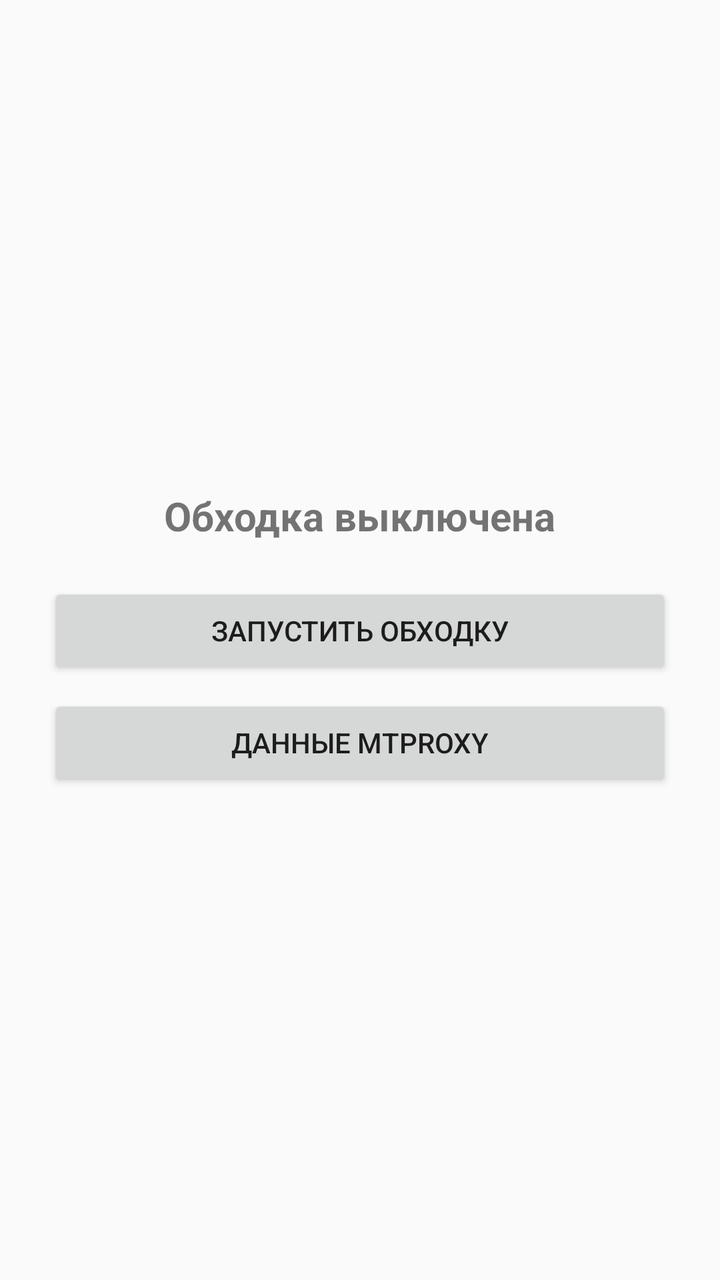
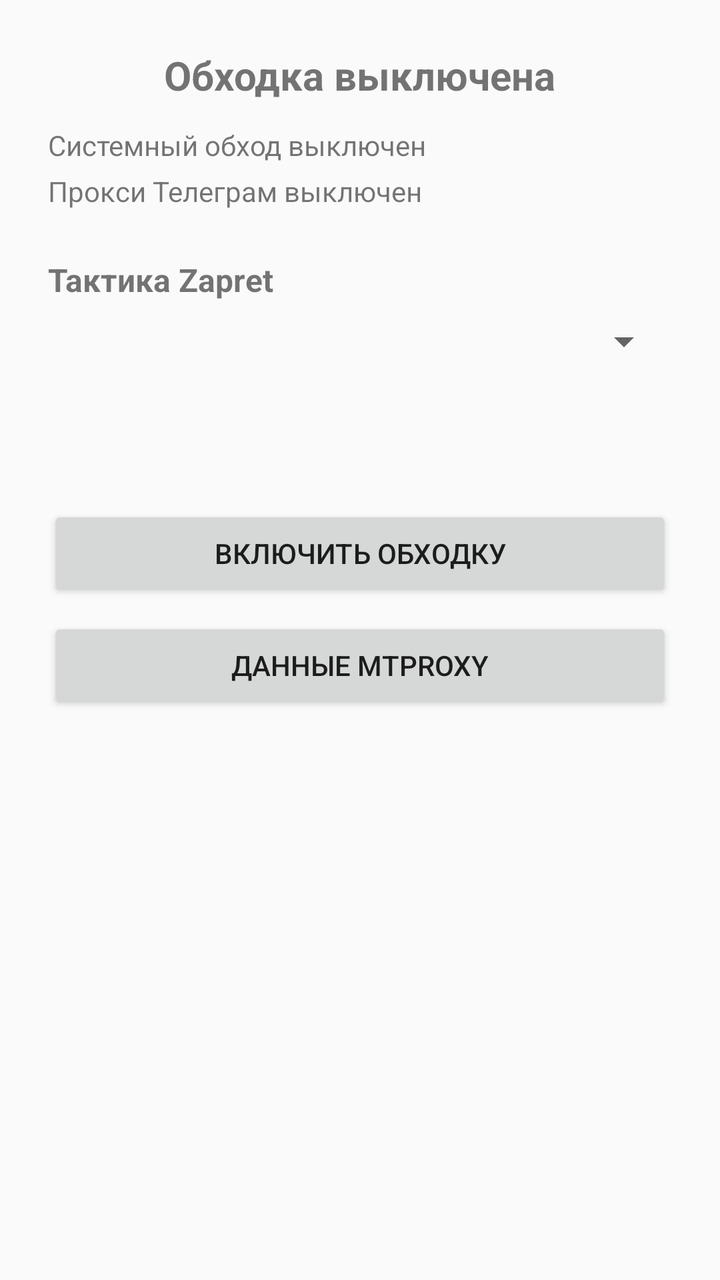

Before-and-after screenshots of an Android layout around one commit, followed by the original layout XML and the change that was made.
<!-- AndroidManifest.xml: application theme Theme.AppCompat.Light.DarkActionBar -->
<!-- res/layout/activity_main.xml -->
<?xml version="1.0" encoding="utf-8"?>
<LinearLayout xmlns:android="http://schemas.android.com/apk/res/android"
    android:layout_width="match_parent"
    android:layout_height="match_parent"
    android:gravity="center"
    android:orientation="vertical"
    android:padding="24dp">

    <TextView
        android:id="@+id/statusText"
        android:layout_width="wrap_content"
        android:layout_height="wrap_content"
        android:text="Обходка выключена"
        android:textSize="20sp"
        android:textStyle="bold" />

    <Button
        android:id="@+id/toggleButton"
        android:layout_width="match_parent"
        android:layout_height="wrap_content"
        android:layout_marginTop="20dp"
        android:text="Запустить обходку" />

    <Button
        android:id="@+id/mtProxyButton"
        android:layout_width="match_parent"
        android:layout_height="wrap_content"
        android:layout_marginTop="8dp"
        android:text="Данные MTProxy" />
</LinearLayout>
<!-- resources referenced by this layout -->
<resources>

</resources>

<!-- the commit's change to res/layout/activity_main.xml (unified diff, before → after) -->
@@ -1,30 +1,73 @@
 <?xml version="1.0" encoding="utf-8"?>
-<LinearLayout xmlns:android="http://schemas.android.com/apk/res/android"
+<ScrollView xmlns:android="http://schemas.android.com/apk/res/android"
     android:layout_width="match_parent"
-    android:layout_height="match_parent"
-    android:gravity="center"
-    android:orientation="vertical"
-    android:padding="24dp">
+    android:layout_height="match_parent">
 
-    <TextView
-        android:id="@+id/statusText"
-        android:layout_width="wrap_content"
-        android:layout_height="wrap_content"
-        android:text="Обходка выключена"
-        android:textSize="20sp"
-        android:textStyle="bold" />
-
-    <Button
-        android:id="@+id/toggleButton"
+    <LinearLayout
         android:layout_width="match_parent"
         android:layout_height="wrap_content"
-        android:layout_marginTop="20dp"
-        android:text="Запустить обходку" />
+        android:gravity="center_horizontal"
+        android:orientation="vertical"
+        android:padding="24dp">
 
-    <Button
-        android:id="@+id/mtProxyButton"
-        android:layout_width="match_parent"
-        android:layout_height="wrap_content"
-        android:layout_marginTop="8dp"
-        android:text="Данные MTProxy" />
-</LinearLayout>
+        <TextView
+            android:id="@+id/statusText"
+            android:layout_width="wrap_content"
+            android:layout_height="wrap_content"
+            android:text="Обходка выключена"
+            android:textSize="20sp"
+            android:textStyle="bold" />
+
+        <TextView
+            android:id="@+id/vpnStatusText"
+            android:layout_width="match_parent"
+            android:layout_height="wrap_content"
+            android:layout_marginTop="12dp"
+            android:text="Системный обход выключен"
+            android:textSize="14sp" />
+
+        <TextView
+            android:id="@+id/telegramStatusText"
+            android:layout_width="match_parent"
+            android:layout_height="wrap_content"
+            android:layout_marginTop="4dp"
+            android:text="Прокси Телеграм выключен"
+            android:textSize="14sp" />
+
+        <TextView
+            android:layout_width="match_parent"
+            android:layout_height="wrap_content"
+            android:layout_marginTop="24dp"
+            android:text="Тактика Zapret"
+            android:textSize="16sp"
+            android:textStyle="bold" />
+
+        <Spinner
+            android:id="@+id/strategySpinner"
+            android:layout_width="match_parent"
+            android:layout_height="wrap_content"
+            android:layout_marginTop="8dp" />
+
+        <TextView
+            android:id="@+id/strategyDescription"
+            android:layout_width="match_parent"
+            android:layout_height="wrap_content"
+            android:layout_marginTop="4dp"
+            android:minHeight="48dp"
+            android:textSize="14sp" />
+
+        <Button
+            android:id="@+id/toggleButton"
+            android:layout_width="match_parent"
+            android:layout_height="wrap_content"
+            android:layout_marginTop="18dp"
+            android:text="Включить обходку" />
+
+        <Button
+            android:id="@+id/mtProxyButton"
+            android:layout_width="match_parent"
+            android:layout_height="wrap_content"
+            android:layout_marginTop="8dp"
+            android:text="Данные MTProxy" />
+    </LinearLayout>
+</ScrollView>
